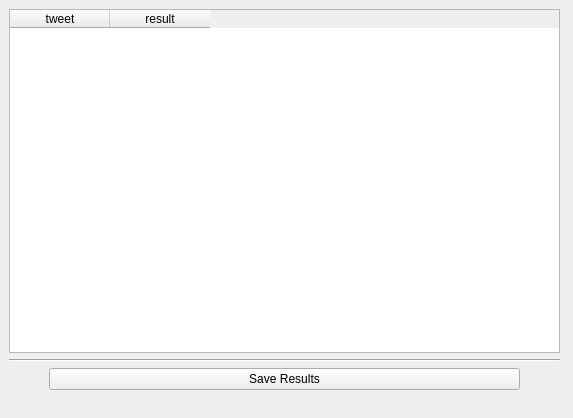
Qt form gui/results.ui (med-boubekri/Covid-Fact-Checker) before a commit.
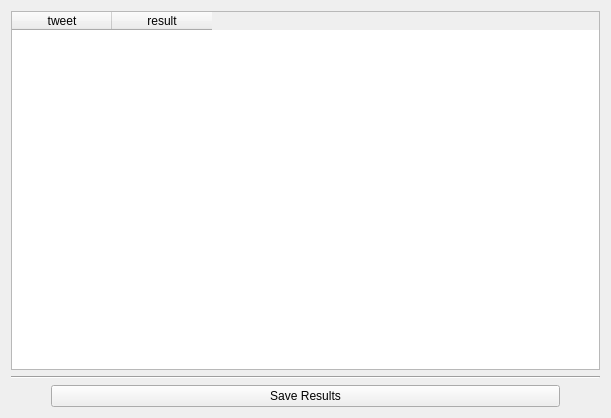
The same form after that commit.

Commit message: Results windwos implemented

```diff
--- a/gui/results.ui
+++ b/gui/results.ui
@@ -6,22 +6,15 @@
    <rect>
     <x>0</x>
     <y>0</y>
-    <width>573</width>
+    <width>611</width>
     <height>418</height>
    </rect>
   </property>
   <property name="windowTitle">
    <string>Form</string>
   </property>
-  <widget class="QWidget" name="">
-   <property name="geometry">
-    <rect>
-     <x>9</x>
-     <y>9</y>
-     <width>551</width>
-     <height>381</height>
-    </rect>
-   </property>
+  <layout class="QVBoxLayout" name="verticalLayout_3">
+   <item>
    <layout class="QVBoxLayout" name="verticalLayout_2">
     <item>
      <layout class="QVBoxLayout" name="verticalLayout">
@@ -104,7 +97,8 @@
      </layout>
     </item>
    </layout>
-  </widget>
+   </item>
+  </layout>
  </widget>
  <resources/>
  <connections/>
```
Lines whose indentation alone changed are shown as unchanged. The commit also changes 9 other files.
